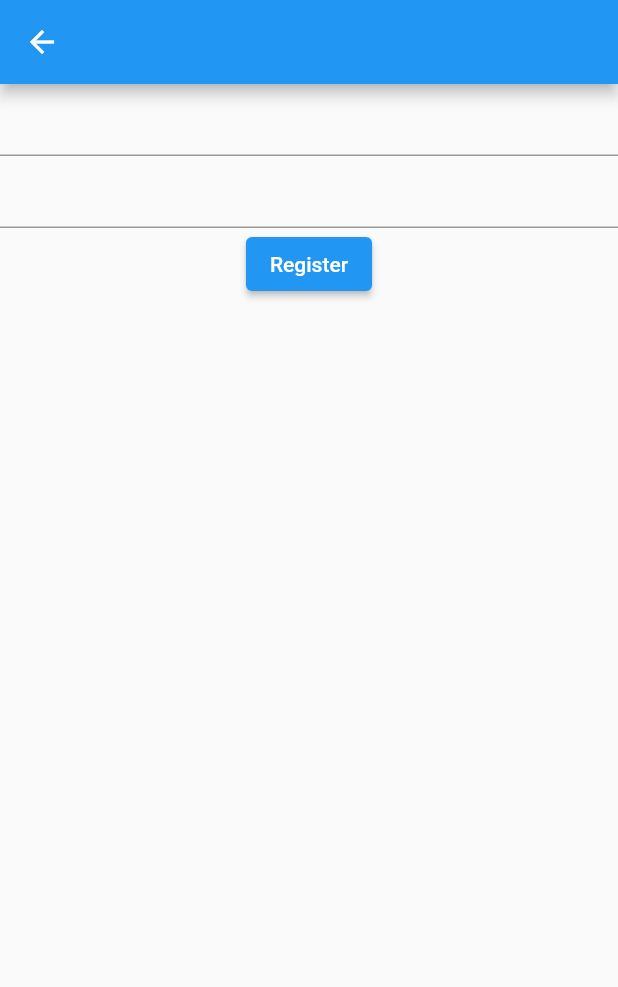
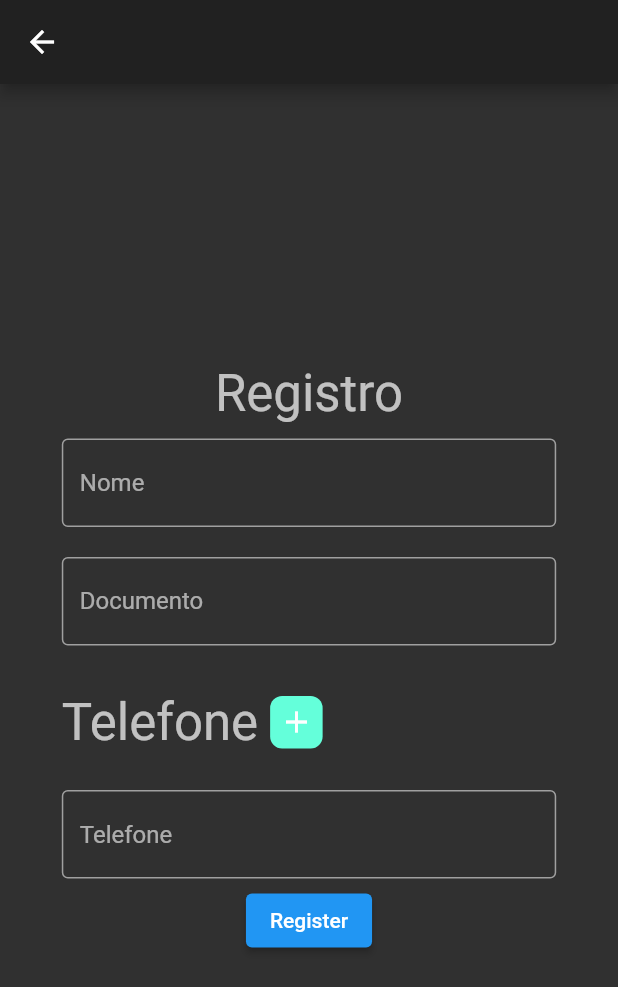
Before and after one commit to kmsbin/teste_list_pessoa, a Flutter app: the screen it shows after launch, after a tap on the "add" icon, on a phone screen of 412 x 824 dp. Shown: the top 987 px of the screen. Run offline on Flutter 3.47's test engine with Material 2 defaults, Android fonts, the phone set to English and light mode, and no system bars; our stand-ins replace flutter_mobx, mobx, sqflite; accounts and stored records are empty; generated files the repository leaves out were written again.

Commit message:
Add register

```diff
--- a/lib/controllers/users_controller.dart
+++ b/lib/controllers/users_controller.dart
@@ -21,7 +21,8 @@ abstract class UsersControllerBase with Store {
   }
 
   @action
-  registerUser(UserEntity user) {
-    userRepo.insertUser(user);
+  registerUser(UserEntity user, List<TelefoneEntity> phones) {
+    userRepo.insertUserAndPhones(user, phones);
+    // userRepo.insertUser(user);
   }
 }
--- a/lib/entities/user_entity.dart
+++ b/lib/entities/user_entity.dart
@@ -19,7 +19,10 @@ class UserEntity {
     });
 
     return UserEntity(
-        name: newUser[DatabaseHelper.userName], document: newUser[DatabaseHelper.userDocument], id: newUser[DatabaseHelper.userId], telefones: phones);
+        name: newUser[DatabaseHelper.userName],
+        document: newUser[DatabaseHelper.userDocument],
+        id: newUser[DatabaseHelper.userId],
+        telefones: phones);
   }
   Map<String, dynamic> toMap() {
     return {
@@ -48,7 +51,6 @@ class TelefoneEntity {
 
   @override
   String toString() {
-    // TODO: implement toString
     return "TelefoneEntity( id: $id, number: $number) ";
   }
 }
--- a/lib/externals/database_helper.dart
+++ b/lib/externals/database_helper.dart
@@ -47,11 +47,6 @@ class DatabaseHelper {
 
   // Código SQL para criar o banco de dados e a tabela
   Future _onCreate(Database db, int version) async {
-    db.delete(tableUser);
-    db.delete(tablePhone);
-    await db.execute("truncate TABLE $tableUser");
-    await db.execute("truncate TABLE $tablePhone");
-
     await db.execute('''
           CREATE TABLE $tableUser (
             $userId INTEGER PRIMARY KEY AUTOINCREMENT,
@@ -69,17 +64,16 @@ class DatabaseHelper {
           ''');
   }
 
-  Future<List<Map<String, dynamic>>> insertUser(Map<String, dynamic> user) async {
+  Future<int?> insertUser(Map<String, dynamic> user) async {
     Database? db = await instance.database;
-    await db?.insert(tableUser, user);
 
-    return db!.rawQuery("SELECT last_insert_rowid() from user");
+    return await db?.insert(tableUser, user);
   }
 
   Future<int?> insertPhone(Map<String, dynamic> phone, int index) async {
     phone[DatabaseHelper.userIdPhone] = index;
     Database? db = await instance.database;
-    print(phone);
+    print("Registered phone $phone");
     return await db?.insert(tablePhone, phone);
   }
 
--- a/lib/main.dart
+++ b/lib/main.dart
@@ -1,6 +1,7 @@
 import 'package:flutter/material.dart';
 import 'package:flutter_mobx/flutter_mobx.dart';
 import 'package:list_pessoas/controllers/users_controller.dart';
+import 'package:list_pessoas/ui/list_users.dart';
 import 'package:list_pessoas/ui/register_user.dart';
 
 void main() {
@@ -13,42 +14,31 @@ class MyApp extends StatelessWidget {
   Widget build(BuildContext context) {
     return MaterialApp(
       title: 'list pessoas',
+      theme: ThemeData(
+        brightness: Brightness.dark,
+        primarySwatch: Colors.blue,
+        inputDecorationTheme: InputDecorationTheme(
+          labelStyle: TextStyle(color: Colors.white54),
+          border: OutlineInputBorder(
+            borderSide: BorderSide(color: Colors.white54, width: 1.0),
+          ),
+          focusedBorder: OutlineInputBorder(
+            borderSide: BorderSide(color: Colors.white54, width: 1.0),
+          ),
+          errorBorder: OutlineInputBorder(
+            borderSide: BorderSide(color: Colors.white54, width: 1.0),
+          ),
+          enabledBorder: OutlineInputBorder(
+            borderSide: BorderSide(color: Colors.white54, width: 1.0),
+          ),
+        ),
+        textTheme: TextTheme(
+          headline1: TextStyle(fontSize: 72.0, fontWeight: FontWeight.bold, fontFamily: 'Roboto'),
+          headline6: TextStyle(fontSize: 24.0, fontStyle: FontStyle.normal, fontFamily: 'Roboto'),
+          bodyText2: TextStyle(fontSize: 14.0, fontFamily: 'Hind'),
+        ),
+      ),
       home: ListPage(),
     );
   }
 }
-
-class ListPage extends StatelessWidget {
-  const ListPage({Key? key}) : super(key: key);
-  @override
-  Widget build(BuildContext context) {
-    UsersController usersController = UsersController();
-    usersController.getUsers();
-    return Scaffold(
-      appBar: AppBar(
-        title: Text('list pessoas'),
-      ),
-      body: Observer(
-        builder: (BuildContext context) {
-          print(usersController.users);
-          return ListView.builder(
-              itemCount: usersController.users.length,
-              itemBuilder: (ctx, index) {
-                return ListTile(
-                  title: Text(usersController.users[index].name),
-                );
-              });
-        },
-      ),
-      floatingActionButton: FloatingActionButton(
-        child: Icon(Icons.add),
-        onPressed: () {
-          Navigator.push(
-            context,
-            MaterialPageRoute(builder: (context) => RegisterAuth()),
-          );
-        },
-      ),
-    );
-  }
-}
--- a/lib/repositories/users_repository.dart
+++ b/lib/repositories/users_repository.dart
@@ -13,11 +13,11 @@ class UsersRepository {
     // dbConn.insertUser(UserEntity(name: "name", document: "document", id: 0).toMap());
     // dbConn.insertUser(UserEntity(name: "name", document: "document", id: 0).toMap());
 
-    var user = UserEntity(name: "name", document: "document", id: 0, telefones: []);
-    this.insertUserAndPhones(user, [
-      TelefoneEntity(number: "3456", id: user.id),
-      TelefoneEntity(number: "34sdfdgh56", id: user.id),
-    ]);
+    // var user = UserEntity(name: "name", document: "document", id: 0, telefones: []);
+    // this.insertUserAndPhones(user, [
+    //   TelefoneEntity(number: "3456", id: user.id),
+    //   TelefoneEntity(number: "34sdfdgh56", id: user.id),
+    // ]);
   }
 
   void deleteUserByIndex(int index) async {
@@ -29,13 +29,10 @@ class UsersRepository {
   }
 
   void insertUserAndPhones(UserEntity newUser, List<TelefoneEntity> phones) async {
-    var users = await dbConn.insertUser(newUser.toMap());
-    var user = users.first;
-    print("index: $user");
-    print(getUsers());
-    await Future.delayed(const Duration(seconds: 2), () => "1");
+    int? userId = await dbConn.insertUser(newUser.toMap());
+    print("Insert phone $phones in $userId ");
     phones.forEach((phone) async {
-      await dbConn.insertPhone(phone.toMap(), user['id']);
+      await dbConn.insertPhone(phone.toMap(), userId!);
     });
   }
 
@@ -46,10 +43,12 @@ class UsersRepository {
   Future<List<UserEntity>> getUsers() async {
     List<Map<String, dynamic>> listUsers = await dbConn.queryAllUsers();
     List<UserEntity> users = [];
-    List<TelefoneEntity> phones = [];
     listUsers.forEach((newUser) async {
       List<Map<String, dynamic>> listPhones = await dbConn.queryAllUserPhones(newUser[DatabaseHelper.userId]);
       users.add(UserEntity.fromMap(newUser, rawPhones: listPhones));
+    });
+    users.forEach((element) {
+      print("Telefones ${element.telefones}");
     });
     return users;
   }
--- /dev/null
+++ b/lib/ui/list_users.dart
@@ -0,0 +1,40 @@
+import 'package:flutter/material.dart';
+import 'package:flutter/widgets.dart';
+import 'package:flutter_mobx/flutter_mobx.dart';
+import 'package:list_pessoas/controllers/users_controller.dart';
+import 'package:list_pessoas/ui/register_user.dart';
+
+class ListPage extends StatelessWidget {
+  const ListPage({Key? key}) : super(key: key);
+  @override
+  Widget build(BuildContext context) {
+    UsersController usersController = UsersController();
+    usersController.getUsers();
+    return Scaffold(
+      appBar: AppBar(
+        title: Text('list pessoas'),
+      ),
+      body: Observer(
+        builder: (BuildContext context) {
+          print(usersController.users);
+          return ListView.builder(
+              itemCount: usersController.users.length,
+              itemBuilder: (ctx, index) {
+                return ListTile(
+                  title: Text(usersController.users[index].name),
+                );
+              });
+        },
+      ),
+      floatingActionButton: FloatingActionButton(
+        child: Icon(Icons.add),
+        onPressed: () {
+          Navigator.push(
+            context,
+            MaterialPageRoute(builder: (context) => RegisterAuth(usersController)),
+          );
+        },
+      ),
+    );
+  }
+}
--- a/lib/ui/register_user.dart
+++ b/lib/ui/register_user.dart
@@ -1,24 +1,118 @@
 import 'package:flutter/material.dart';
 import 'package:flutter/widgets.dart';
+import 'package:list_pessoas/controllers/users_controller.dart';
+import 'package:list_pessoas/entities/user_entity.dart';
 
-class RegisterAuth extends StatelessWidget {
+class RegisterAuth extends StatefulWidget {
+  final UsersController usersController;
+  RegisterAuth(this.usersController);
+
+  @override
+  _RegisterAuthState createState() => _RegisterAuthState();
+}
+
+class _RegisterAuthState extends State<RegisterAuth> {
+  List<RegisterUserData> fields = [RegisterUserData(TextEditingController())];
+  TextEditingController nameController = TextEditingController();
+  TextEditingController documentController = TextEditingController();
+
   @override
   Widget build(BuildContext context) {
+    Size screenSize = MediaQuery.of(context).size;
+
     return Scaffold(
       appBar: AppBar(
         leading: Icon(Icons.arrow_back),
       ),
       body: Center(
+          child: Container(
+        width: screenSize.width * 0.8,
+        child: SingleChildScrollView(
             child: Column(
           children: [
-          TextFormField(),
-          TextFormField(),
+            Text(
+              "Registro",
+              style: Theme.of(context).textTheme.headline4,
+            ),
+            Container(
+                margin: EdgeInsets.symmetric(vertical: 10),
+                child: TextFormField(
+                  controller: nameController,
+                  decoration: InputDecoration(hintText: "Nome"),
+                )),
+            Container(
+                margin: EdgeInsets.symmetric(vertical: 10),
+                child: TextFormField(
+                  controller: documentController,
+                  decoration: InputDecoration(hintText: "Documento"),
+                )),
+            Container(
+              height: screenSize.height * 0.1,
+              child: Row(
+                children: [
+                  Text(
+                    "Telefone",
+                    style: Theme.of(context).textTheme.headline4,
+                  ),
+                  // ElevatedButton.icon(onPressed: onPressed, icon: icon, label: label)
+                  GestureDetector(
+                    onTap: () {
+                      setState(() {
+                        fields.add(RegisterUserData(TextEditingController()));
+                      });
+                    },
+                    child: Container(
+                      margin: EdgeInsets.only(left: 8),
+                      decoration:
+                          BoxDecoration(color: Theme.of(context).accentColor, borderRadius: BorderRadius.circular(8)),
+                      width: 35,
+                      height: 35,
+                      child: Icon(Icons.add),
+                    ),
+                  )
+                ],
+              ),
+            ),
+            Column(
+              children: fields.map((e) {
+                return Container(
+                  margin: EdgeInsets.symmetric(vertical: 4),
+                  child: e.registerField,
+                );
+              }).toList(),
+            ),
             ElevatedButton(
               child: Text("Register"),
-            onPressed: () {},
+              onPressed: () {
+                // print("User: name ${nameController.text} document ${documentController.text} ");
+                UserEntity user =
+                    UserEntity(name: nameController.text, document: documentController.text, id: 0, telefones: []);
+                List<TelefoneEntity> phones = [];
+                fields.forEach((field) {
+                  phones.add(TelefoneEntity(number: field.getData(), id: user.id));
+                  print("Phone: ${field.getData()}");
+                });
+                widget.usersController.registerUser(user, phones);
+              },
             )
           ],
+        )),
       )),
     );
   }
 }
+
+class RegisterUserData {
+  TextEditingController controller;
+  late Widget registerField;
+  RegisterUserData(this.controller) {
+    registerField = TextFormField(
+      controller: this.controller,
+      decoration: InputDecoration(hintText: "Telefone"),
+    );
+  }
+
+  String getData() {
+    return controller.text;
+  }
+}
```
Also changed, not shown: lib/controllers/users_controller.g.dart, pubspec.lock. Lines whose indentation alone changed are shown as unchanged.
